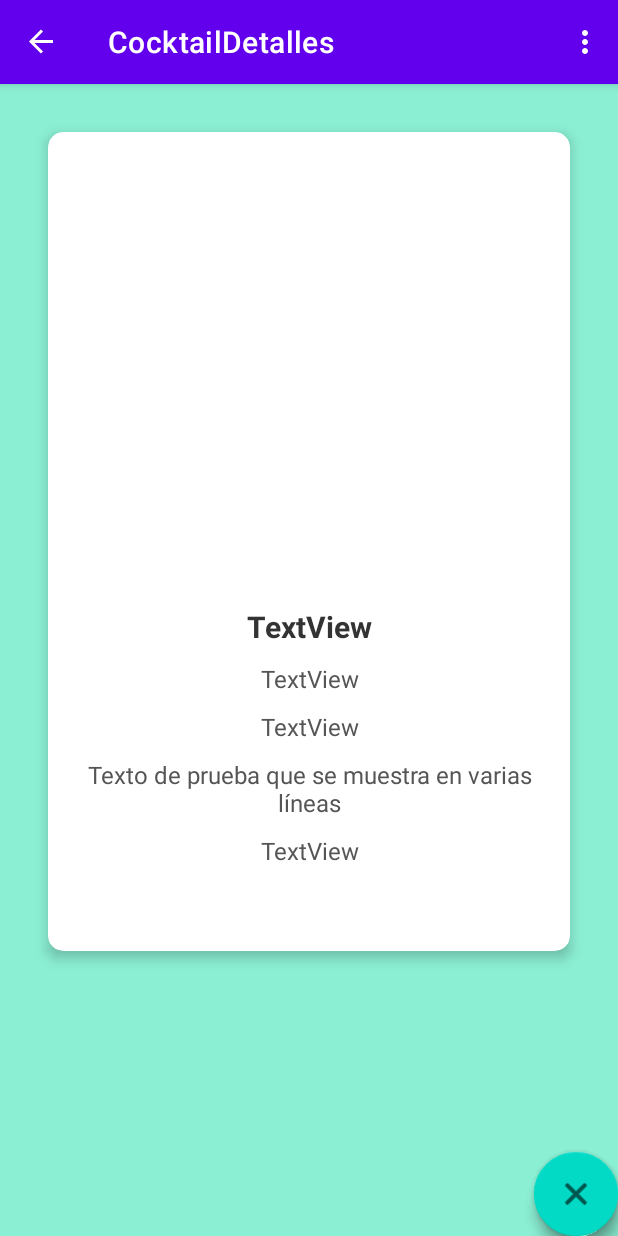
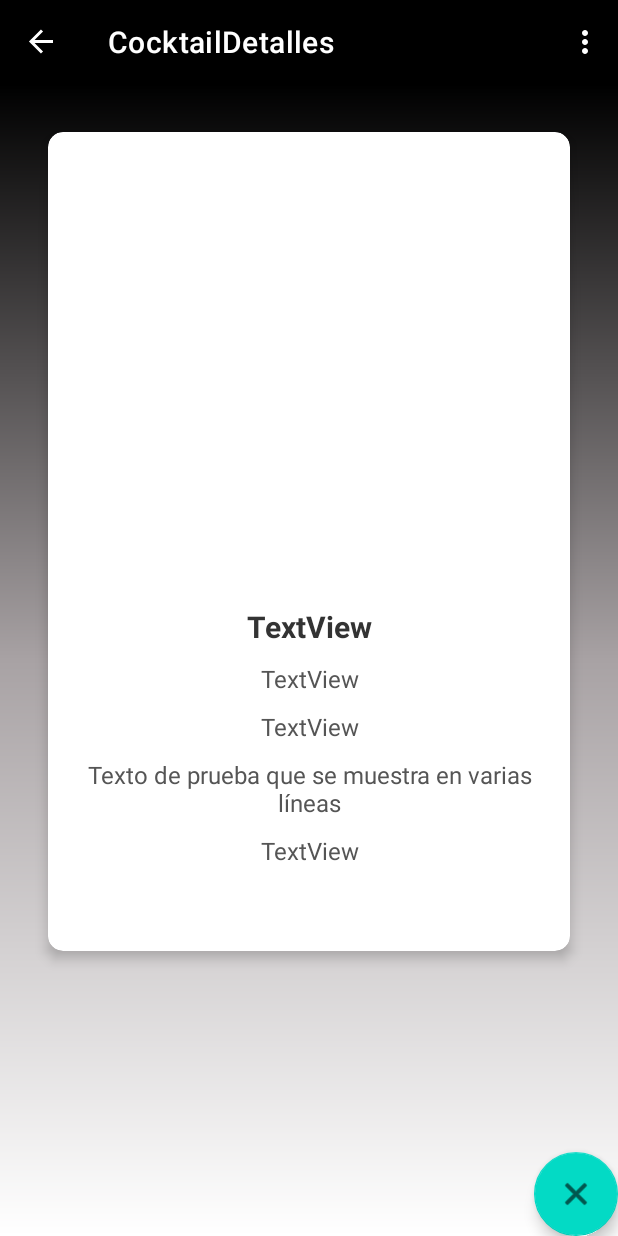
Before and after one commit to Jvaliente10/DrinklistV2, an Android app: the DetailFragment screen opened through its navigation route, on a phone screen of 412 x 824 dp. Run offline under Robolectric (Android 15) with nearby library versions, the phone set to English and light mode, and no system bars; our stand-ins replace Firebase (no records; nobody signed in at launch, a user with empty details on screens opened directly), navigation-ui; libraries missing offline, so code that uses them is left out: androidx.viewbinding; network calls fail; 4 statements that could not run were skipped.

Commit message:
9 commit

```diff
--- a/app/src/main/java/com/example/joseantoniovaliente/drinklistv2/ui/login/LoginActivity.kt
+++ b/app/src/main/java/com/example/joseantoniovaliente/drinklistv2/ui/login/LoginActivity.kt
@@ -77,7 +77,9 @@ class LoginActivity : AppCompatActivity() {
         val homeIntent = Intent(this, MainActivity::class.java).apply {
 
         }
+        homeIntent.putExtra("email", email)
         startActivity(homeIntent)
+
     }
 
 }
--- a/app/src/main/java/com/example/joseantoniovaliente/drinklistv2/ui/main/MainActivity.kt
+++ b/app/src/main/java/com/example/joseantoniovaliente/drinklistv2/ui/main/MainActivity.kt
@@ -3,6 +3,7 @@ package com.example.joseantoniovaliente.drinklistv2.ui.main
 import android.content.Intent
 import android.os.Bundle
 import android.view.Menu
+import android.widget.TextView
 import com.google.android.material.navigation.NavigationView
 import androidx.navigation.findNavController
 import androidx.navigation.ui.AppBarConfiguration
@@ -23,6 +24,7 @@ enum class ProviderType{
 
 class MainActivity : AppCompatActivity() {
 
+    private lateinit var emailTextView: TextView
     private lateinit var appBarConfiguration: AppBarConfiguration
     private lateinit var binding: ActivityMainBinding
 
@@ -41,8 +43,7 @@ class MainActivity : AppCompatActivity() {
         val drawerLayout: DrawerLayout = binding.drawerLayout
         val navView: NavigationView = binding.navView
         val navController = findNavController(R.id.nav_host_fragment_content_main)
-        // Passing each menu ID as a set of Ids because each
-        // menu should be considered as top level destinations.
+
         appBarConfiguration = AppBarConfiguration(
             setOf(
                 R.id.nav_lista, R.id.nav_form,
@@ -56,10 +57,14 @@ class MainActivity : AppCompatActivity() {
             intent.addFlags(Intent.FLAG_ACTIVITY_CLEAR_TOP)
             startActivity(intent)
         }
+
+        //emailTextView = findViewById(R.id.emailUser)
+        //val email = intent.getStringExtra("email")
+        //emailTextView.text = email
     }
 
     override fun onCreateOptionsMenu(menu: Menu): Boolean {
-        // Inflate the menu; this adds items to the action bar if it is present.
+
         menuInflater.inflate(R.menu.main, menu)
         return true
     }
--- a/app/src/main/res/drawable-v24/esquinas_redondeadas.xml
+++ b/app/src/main/res/drawable-v24/esquinas_redondeadas.xml
@@ -9,7 +9,7 @@
 
     <stroke
         android:width="2dp"
-        android:color="#EF7675" >
+        android:color="#000000" >
     </stroke>
 
     <padding
--- /dev/null
+++ b/app/src/main/res/drawable/gradient.xml
@@ -0,0 +1,8 @@
+<shape xmlns:android="http://schemas.android.com/apk/res/android">
+    <gradient
+        android:angle="90"
+        android:centerColor="#A8A2A4"
+        android:endColor="#000000"
+        android:startColor="#FFFFFF"
+        android:type="linear"/>
+</shape>
--- a/app/src/main/res/layout/app_bar_main.xml
+++ b/app/src/main/res/layout/app_bar_main.xml
@@ -15,7 +15,7 @@
             android:id="@+id/toolbar"
             android:layout_width="match_parent"
             android:layout_height="?attr/actionBarSize"
-            android:background="?attr/colorPrimary"
+            android:background="@color/black"
             app:popupTheme="@style/Theme.DrinklistV2.PopupOverlay" />
 
     </com.google.android.material.appbar.AppBarLayout>
@@ -35,20 +35,6 @@
         app:srcCompat="@android:drawable/ic_menu_close_clear_cancel"
         tools:ignore="SpeakableTextPresentCheck" />
 
-    <com.google.android.material.floatingactionbutton.FloatingActionButton
-        android:id="@+id/logOut"
-        android:layout_width="wrap_content"
-        android:layout_height="wrap_content"
-        android:layout_gravity="bottom|end"
-        app:layout_constraintBottom_toBottomOf="parent"
-        app:layout_constraintEnd_toEndOf="parent"
-        app:layout_constraintHorizontal_bias="0.983"
-        app:layout_constraintStart_toStartOf="parent"
-        app:layout_constraintTop_toTopOf="parent"
-        app:layout_constraintVertical_bias="0.976"
-        app:srcCompat="@android:drawable/ic_menu_close_clear_cancel"
-        tools:ignore="SpeakableTextPresentCheck" />
-
 
 
 
--- a/app/src/main/res/layout/fragment_detail.xml
+++ b/app/src/main/res/layout/fragment_detail.xml
@@ -4,7 +4,7 @@
     xmlns:tools="http://schemas.android.com/tools"
     android:layout_width="match_parent"
     android:layout_height="match_parent"
-    android:background="#8BEFD3"
+    android:background="@drawable/gradient"
     android:orientation="vertical"
     android:padding="16dp"
     tools:context=".ui.detail.DetailFragment">
@@ -76,7 +76,9 @@
                 android:scrollbars="vertical"
                 android:textColor="#555"
                 android:textSize="16sp"/>
-
+<ScrollView
+    android:layout_width="match_parent"
+    android:layout_height="match_parent">
             <TextView
                 android:id="@+id/instructions"
                 android:layout_width="match_parent"
@@ -92,7 +94,7 @@
                 android:textColor="#555"
                 android:textSize="16sp" />
 
-
+</ScrollView>
 
 
         </LinearLayout>
--- a/app/src/main/res/layout/fragment_main.xml
+++ b/app/src/main/res/layout/fragment_main.xml
@@ -3,7 +3,7 @@
     xmlns:tools="http://schemas.android.com/tools"
     android:layout_width="match_parent"
     android:layout_height="match_parent"
-    android:background="#8BEFD3"
+    android:background="#000000"
     xmlns:app="http://schemas.android.com/apk/res-auto"
     tools:context=".ui.main.MainFragment">
 
--- a/app/src/main/res/values/themes.xml
+++ b/app/src/main/res/values/themes.xml
@@ -10,7 +10,7 @@
         <item name="colorSecondaryVariant">@color/teal_700</item>
         <item name="colorOnSecondary">@color/black</item>
         <!-- Status bar color. -->
-        <item name="android:statusBarColor">?attr/colorPrimaryVariant</item>
+        <item name="android:statusBarColor">@color/black</item>
         <!-- Customize your theme here. -->
     </style>
 
```
Also changed, not shown: app/src/main/res/layout/activity_login.xml (+7 -4 lines), app/src/main/res/layout/nav_header_main.xml (+5 -3 lines), app/src/main/res/layout/view_cocktail.xml (+20 -19 lines).
